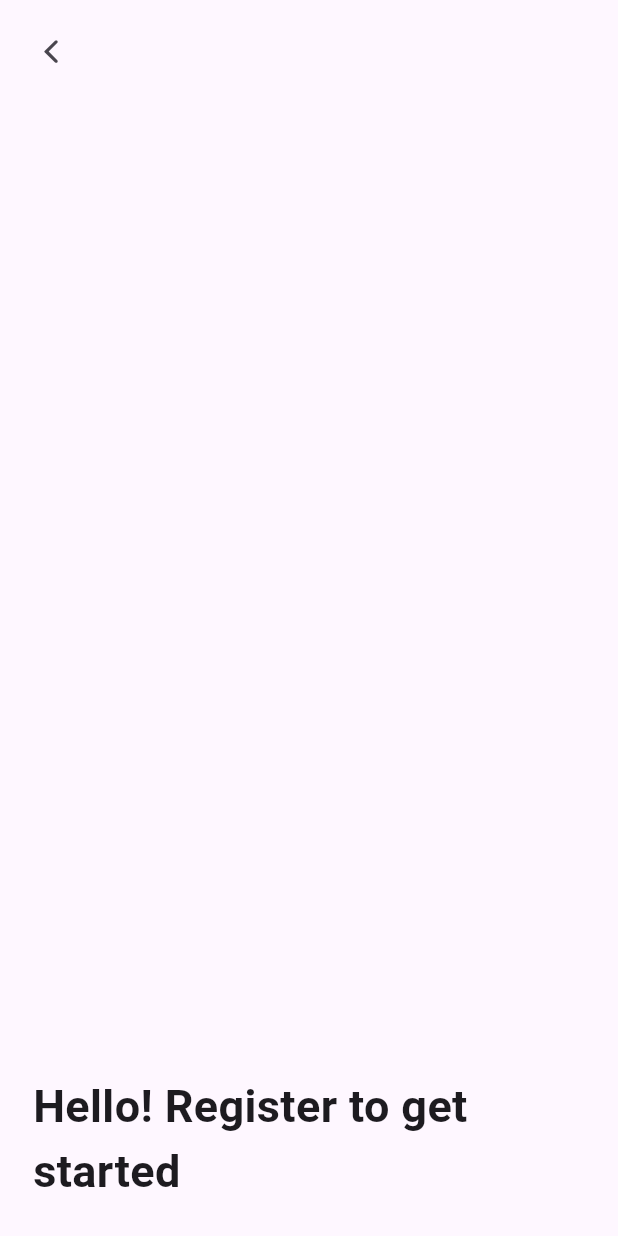
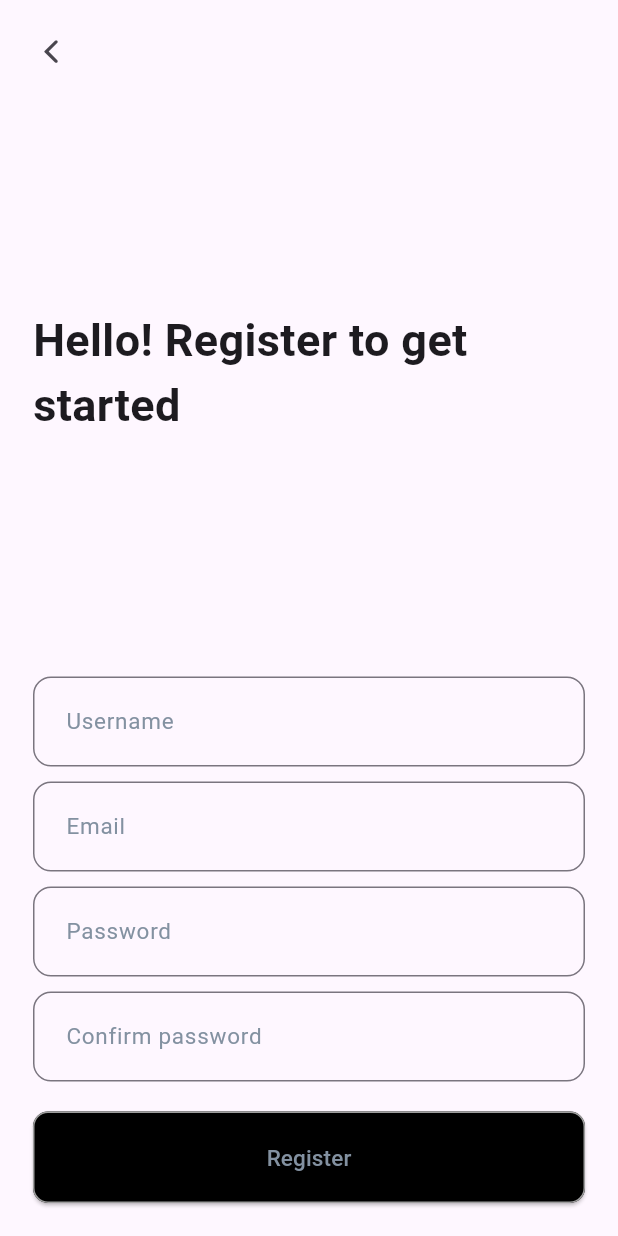
Before and after one commit to stephenonchieku1/final-project, a Flutter app: the SignupPage screen opened directly, on a phone screen of 412 x 824 dp. Run offline on Flutter 3.47's test engine with Material 3 defaults, Android fonts, the phone set to English and light mode, and no system bars; our stand-ins replace flutter_svg; Roboto replaces fonts that are missing (Urbanist, Urbanist-Medium).

Commit message:
"Added password change screen import and updated main.dart to use SignupPage as home; added form with text fields and button to password_change.dart"

```diff
--- a/lib/screens/password_change.dart
+++ b/lib/screens/password_change.dart
@@ -61,6 +61,63 @@ class _SignupPageState extends State<SignupPage> {
                   ],
                 ),
               ),
+              Padding(
+                padding: const EdgeInsets.all(12.0),
+                child: Form(
+                  child: Column(
+                    children: [
+                      const FadeAnimation(
+                        delay: 1.5,
+                        child: CustomTextFormField(
+                          hinttext: 'Username',
+                          obsecuretext: false,
+                        ),
+                      ),
+                      const SizedBox(
+                        height: 10,
+                      ),
+                      const FadeAnimation(
+                        delay: 1.8,
+                        child: CustomTextFormField(
+                          hinttext: 'Email',
+                          obsecuretext: false,
+                        ),
+                      ),
+                      const SizedBox(
+                        height: 10,
+                      ),
+                      const FadeAnimation(
+                        delay: 2.1,
+                        child: CustomTextFormField(
+                          hinttext: 'Password',
+                          obsecuretext: true,
+                        ),
+                      ),
+                      const SizedBox(
+                        height: 10,
+                      ),
+                      const FadeAnimation(
+                        delay: 2.4,
+                        child: CustomTextFormField(
+                          hinttext: 'Confirm password',
+                          obsecuretext: false,
+                        ),
+                      ),
+                      const SizedBox(
+                        height: 20,
+                      ),
+                      FadeAnimation(
+                        delay: 2.7,
+                        child: CustomElevatedButton(
+                          message: "Register",
+                          function: () {},
+                          color: Colors.black,
+                        ),
+                      ),
+                    ],
+                  ),
+                ),
+              ),
         ],
 
 
```
